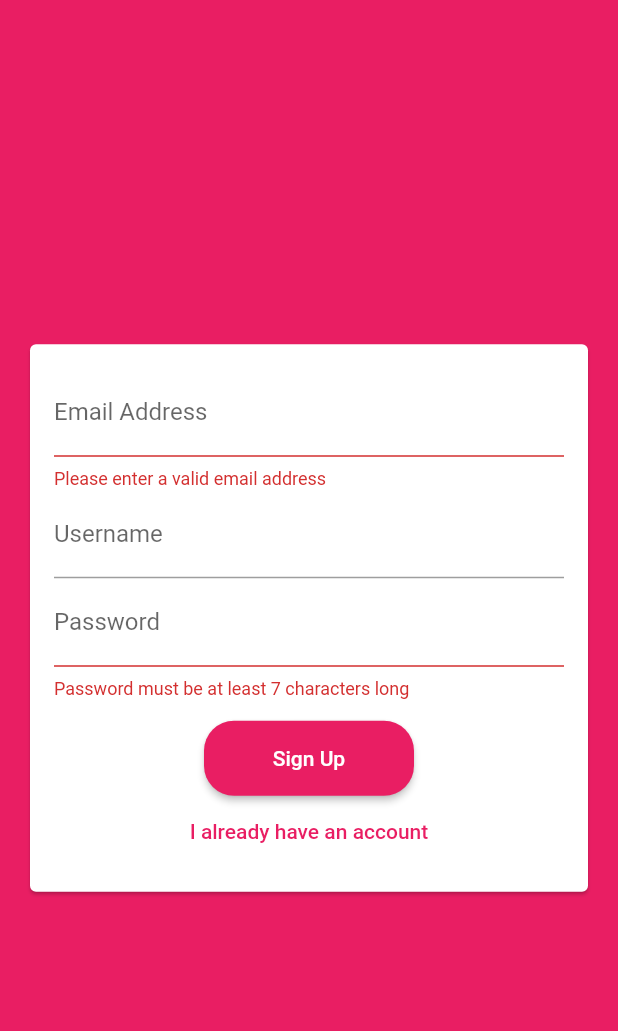
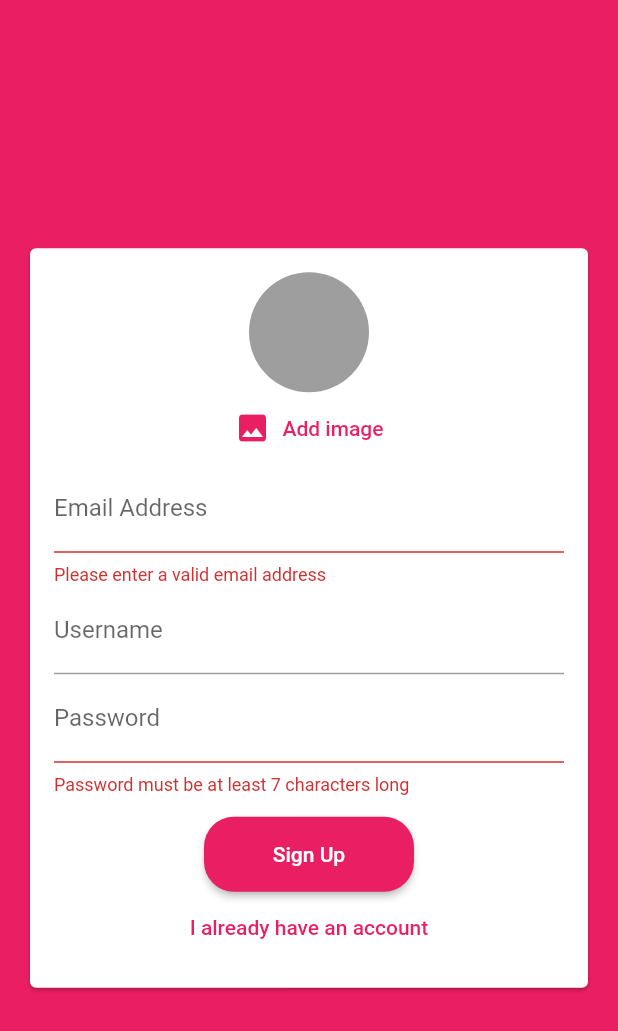
Before and after one commit to Obinna-e/chatapp, a Flutter app: the screen it shows after launch, after a tap on "Login", after a tap on "Create new account", on a phone screen of 412 x 824 dp. Shown: the top 1031 px of the screen. Run offline on Flutter 3.47's test engine with Material 2 defaults, Android fonts, the phone set to English and light mode, and no system bars; our stand-ins replace cloud_firestore, firebase_auth, firebase_core, image_picker; accounts and stored records are empty.

Commit message:
image picker

```diff
--- a/lib/widgets/auth/auth_form.dart
+++ b/lib/widgets/auth/auth_form.dart
@@ -1,3 +1,6 @@
+import 'dart:io';
+
+import 'package:chatapp/widgets/picker/user_image_picker.dart';
 import 'package:flutter/material.dart';
 
 class AuthForm extends StatefulWidget {
@@ -24,10 +27,27 @@ class _AuthFormState extends State<AuthForm> {
   String? _userEmail;
   String? _userName;
   String? _userPassword;
+  File? _userImageFile;
+
+  void _pickedImage(File? image) {
+    _userImageFile = image;
+  }
 
   void _trySubmit() {
     final isValid = _formKey.currentState!.validate();
     FocusScope.of(context).unfocus();
+
+    if (_userImageFile == null && !_isLogin) {
+      ScaffoldMessenger.of(context).showSnackBar(
+        SnackBar(
+          content: Text('Please pick an image'),
+          backgroundColor: Theme.of(context).errorColor,
+        ),
+      );
+
+      return;
+    }
+
     if (isValid) {
       _formKey.currentState!.save();
       _isLogin == false
@@ -59,6 +79,10 @@ class _AuthFormState extends State<AuthForm> {
             child: Column(
               mainAxisSize: MainAxisSize.min,
               children: [
+                if (!_isLogin)
+                  UserImagePicker(
+                    imagePickFn: _pickedImage,
+                  ),
                 TextFormField(
                   key: const ValueKey('email'),
                   keyboardType: TextInputType.emailAddress,
--- /dev/null
+++ b/lib/widgets/picker/user_image_picker.dart
@@ -0,0 +1,56 @@
+import 'dart:io';
+import 'dart:math';
+
+import 'package:flutter/material.dart';
+import 'package:image_picker/image_picker.dart';
+
+class UserImagePicker extends StatefulWidget {
+  final void Function(File? pickedImage) imagePickFn;
+
+  UserImagePicker({Key? key, required this.imagePickFn}) : super(key: key);
+
+  @override
+  State<UserImagePicker> createState() => _UserImagePickerState();
+}
+
+class _UserImagePickerState extends State<UserImagePicker> {
+  final ImagePicker _picker = ImagePicker();
+
+  File? _pickedImage;
+
+  void _pickImage() async {
+    final XFile? pickedImageFile =
+        await _picker.pickImage(source: ImageSource.gallery);
+
+    setState(() {
+      _pickedImage = File(pickedImageFile!.path);
+    });
+
+    widget.imagePickFn(_pickedImage);
+  }
+
+  @override
+  Widget build(BuildContext context) {
+    return Column(
+      children: [
+        CircleAvatar(
+          radius: 40,
+          backgroundColor: Colors.grey,
+          backgroundImage:
+              _pickedImage != null ? FileImage(_pickedImage!) : null,
+        ),
+        TextButton.icon(
+          onPressed: _pickImage,
+          icon: Icon(
+            Icons.image,
+            color: Theme.of(context).primaryColor,
+          ),
+          label: Text(
+            'Add image',
+            style: TextStyle(color: Theme.of(context).primaryColor),
+          ),
+        ),
+      ],
+    );
+  }
+}
```
Also changed, not shown: pubspec.yaml (+5 -3 lines), pubspec.lock, 4 other files.
